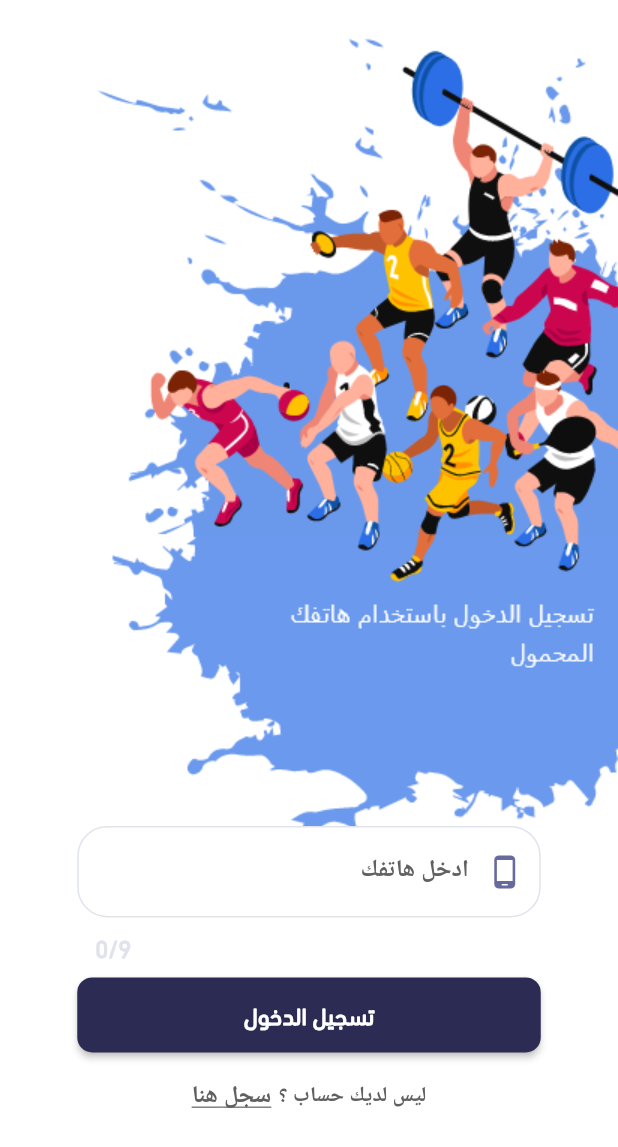
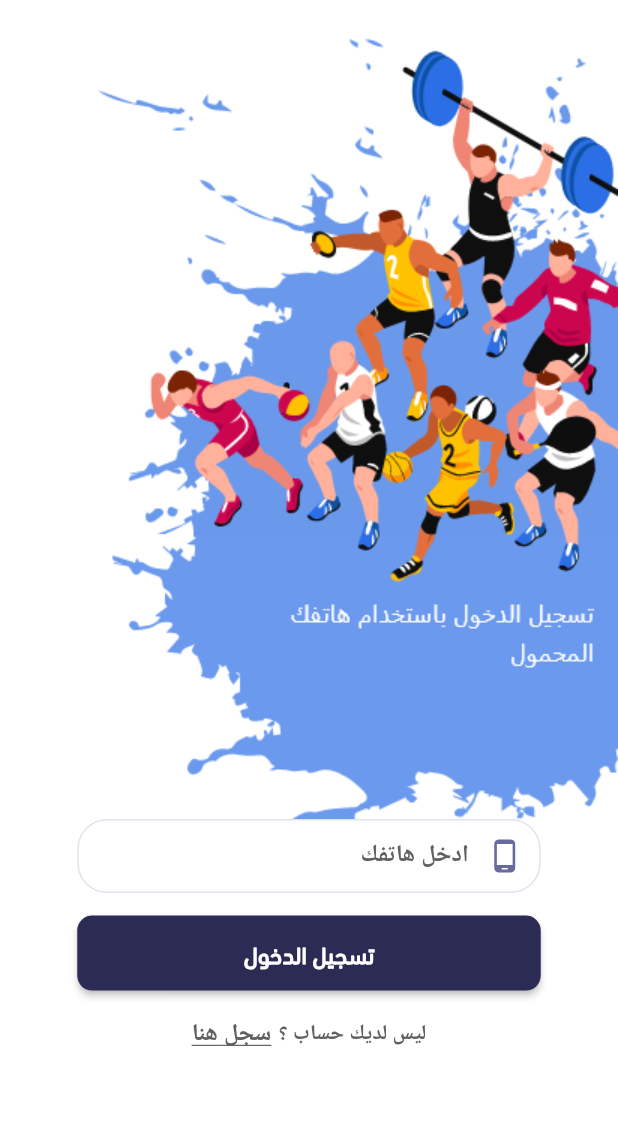
Before and after one commit to medoplay10/CvSporthelmy, a Flutter app: the screen it shows after launch, on a phone screen of 412 x 824 dp. Shown: the top 1147 px of the screen. Run offline on Flutter 3.47's test engine with Material 2 defaults, Android fonts, the phone set to English and light mode, and no system bars; our stand-ins replace carousel_slider, datetime_picker_formfield, easy_localization, flutter_screenutil, flutter_snake_navigationbar, font_awesome_flutter and 2 more; missing offline and left inert: fa_stepper, flutter_number_picker, sphere_bottom_navigation_bar; Roboto replaces fonts that are missing (Tajawal-Bold, Tajawal-Regular).

Commit message:
-update ui 9

```diff
--- a/lib/Pages/auth/Login_Screen.dart
+++ b/lib/Pages/auth/Login_Screen.dart
@@ -28,15 +28,16 @@ class LoginScreen extends StatelessWidget {
         ),
         child: Container(
           margin:
-              EdgeInsets.only(bottom: MediaQuery.of(context).size.height * .10),
+              EdgeInsets.only(bottom: MediaQuery.of(context).size.height * .15),
           child: Column(
             mainAxisAlignment: MainAxisAlignment.end,
             children: [
               Container(
                 // margin: EdgeInsets.only(
                 //     top: MediaQuery.of(context).size.height * .40),
-                alignment: Alignment.center,
+                alignment: Alignment.topCenter,
                 child: Container(
+                  height: MediaQuery.of(context).size.height * .06,
                   width: MediaQuery.of(context).size.width * 0.75,
                   child: TextFormField(
                     style: TextStyle(fontSize: 18, color: Colors.black),
@@ -59,6 +60,7 @@ class LoginScreen extends StatelessWidget {
                         borderRadius: BorderRadius.circular(20),
                       ),
                       labelText: "ادخل هاتفك",
+                      counterText: "",
                       labelStyle:
                           TextStyle(fontSize: 16, color: Colors.grey.shade700),
                     ),
@@ -66,7 +68,7 @@ class LoginScreen extends StatelessWidget {
                 ),
               ),
               SizedBox(
-                height: 8,
+                height: 15,
               ),
               Row(
                 mainAxisAlignment: MainAxisAlignment.center,
```
